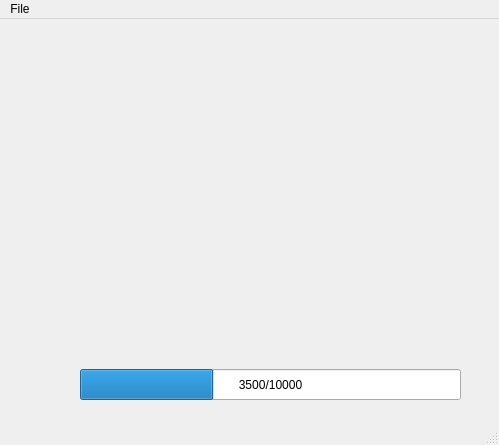
The window that moldyn/ui/qt/mainwindow.ui (open-moldyn/moldyn) describes before a commit, drawn with Qt 5.
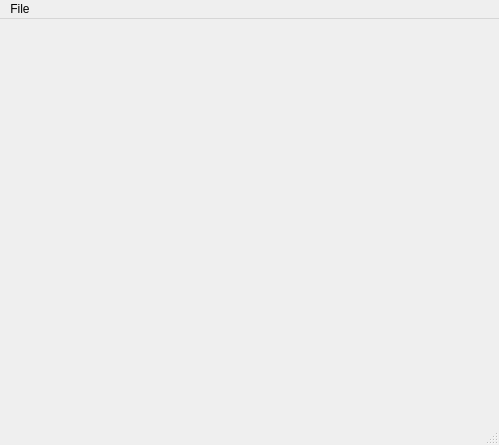
The same window after the commit.

Commit message: Travail sur la future GUI

```diff
--- a/moldyn/ui/qt/mainwindow.ui
+++ b/moldyn/ui/qt/mainwindow.ui
@@ -13,33 +13,7 @@
   <property name="windowTitle">
    <string notr="true">OpenMoldyn</string>
   </property>
-  <widget class="QWidget" name="centralwidget">
-   <widget class="QProgressBar" name="progressBar">
-    <property name="geometry">
-     <rect>
-      <x>80</x>
-      <y>350</y>
-      <width>381</width>
-      <height>31</height>
-     </rect>
-    </property>
-    <property name="maximum">
-     <number>10000</number>
-    </property>
-    <property name="value">
-     <number>3500</number>
-    </property>
-    <property name="orientation">
-     <enum>Qt::Horizontal</enum>
-    </property>
-    <property name="invertedAppearance">
-     <bool>false</bool>
-    </property>
-    <property name="format">
-     <string>%v/%m</string>
-    </property>
-   </widget>
-  </widget>
+  <widget class="QWidget" name="centralwidget"/>
   <widget class="QMenuBar" name="menubar">
    <property name="geometry">
     <rect>
```
The commit also changes 4 other files.
